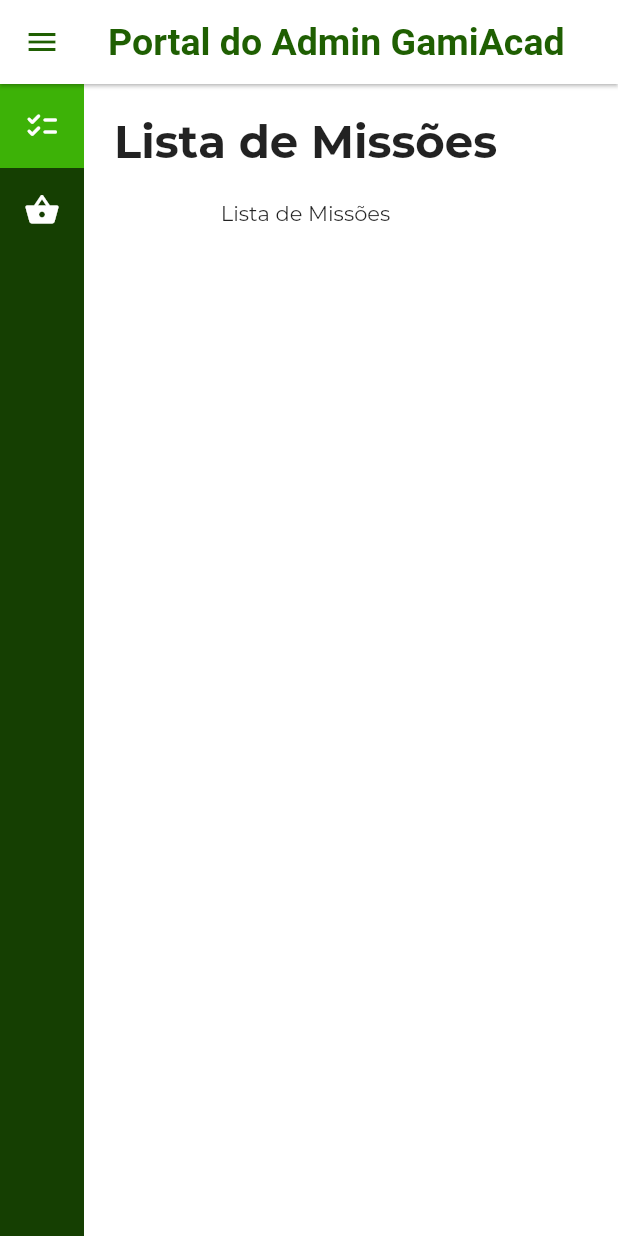
After one commit to DiVasques/gamiacad-web, a Flutter app: the HomeScreen screen opened by its route, on a phone screen of 412 x 824 dp. The commit adds this screen. Run offline on Flutter 3.47's test engine with Material 2 defaults, Android fonts, the phone set to English and light mode, and no system bars; our stand-ins replace dio, flutter_dotenv, flutter_secure_storage; accounts and stored records are empty.

Commit message:
feat: implemented home screen and home drawer (#4)
* feat: implemented home screen and home drawer

* feat: implemented drawerTapFunction unit test

```diff
--- a/lib/main.dart
+++ b/lib/main.dart
@@ -27,8 +27,13 @@ class MainApp extends StatelessWidget {
       theme: ThemeData(
         appBarTheme: const AppBarTheme(
           iconTheme: IconThemeData(color: AppColors.primaryColor),
-          elevation: 0,
-          backgroundColor: Colors.transparent,
+          titleTextStyle: TextStyle(
+            color: AppColors.primaryColor,
+            fontWeight: FontWeight.bold,
+            fontSize: 25,
+          ),
+          elevation: 1,
+          backgroundColor: Colors.white,
           centerTitle: true,
         ),
         bottomNavigationBarTheme: const BottomNavigationBarThemeData(
--- /dev/null
+++ b/lib/ui/controllers/home_controller.dart
@@ -0,0 +1,28 @@
+import 'package:gami_acad_web/ui/controllers/base_controller.dart';
+
+enum SelectedViewState { mission, reward }
+
+class HomeController extends BaseController {
+  SelectedViewState _selectedView = SelectedViewState.mission;
+  SelectedViewState get selectedView => _selectedView;
+  set selectedView(SelectedViewState selectedView) {
+    _selectedView = selectedView;
+    notifyListeners();
+  }
+
+  bool _showOpenedDrawer = false;
+  bool get showOpenedDrawer => _showOpenedDrawer;
+
+  bool _showDrawerText = false;
+  bool get showDrawerText => _showDrawerText;
+  set showDrawerText(bool showDrawerText) {
+    _showDrawerText = showDrawerText;
+    notifyListeners();
+  }
+
+  void drawerTapFunction() {
+    _showDrawerText = false;
+    _showOpenedDrawer = !_showOpenedDrawer;
+    notifyListeners();
+  }
+}
--- /dev/null
+++ b/lib/ui/controllers/mission_controller.dart
@@ -0,0 +1,12 @@
+import 'package:gami_acad_web/ui/controllers/base_controller.dart';
+
+enum MissionViewState { list }
+
+class MissionController extends BaseController {
+  MissionViewState _selectedView = MissionViewState.list;
+  MissionViewState get selectedView => _selectedView;
+  set selectedView(MissionViewState selectedView) {
+    _selectedView = selectedView;
+    notifyListeners();
+  }
+}
--- /dev/null
+++ b/lib/ui/controllers/reward_controller.dart
@@ -0,0 +1,12 @@
+import 'package:gami_acad_web/ui/controllers/base_controller.dart';
+
+enum RewardViewState { list }
+
+class RewardController extends BaseController {
+  RewardViewState _selectedView = RewardViewState.list;
+  RewardViewState get selectedView => _selectedView;
+  set selectedView(RewardViewState selectedView) {
+    _selectedView = selectedView;
+    notifyListeners();
+  }
+}
--- a/lib/ui/routers/generic_router.dart
+++ b/lib/ui/routers/generic_router.dart
@@ -1,4 +1,5 @@
 import 'package:flutter/material.dart';
+import 'package:gami_acad_web/ui/views/home_screen.dart';
 import 'package:gami_acad_web/ui/views/login_screen.dart';
 
 class GenericRouter {
@@ -10,6 +11,9 @@ class GenericRouter {
     switch (settings.name) {
       case loginRoute:
         builder = (BuildContext _) => const LoginScreen();
+        break;
+      case homeRoute:
+        builder = (BuildContext _) => const HomeScreen();
         break;
       default:
         return MaterialPageRoute(
--- a/lib/ui/utils/app_texts.dart
+++ b/lib/ui/utils/app_texts.dart
@@ -6,7 +6,9 @@ class AppTexts {
   static const loginExpired = 'Login Expirado.';
   static const loginExpiredLongText =
       'Entre novamente com suas credenciais para continuar utilizando o aplicativo.';
+  static const missionList = 'Lista de Missões';
   static const ok = 'Ok';
   static const password = 'Senha';
   static const registration = 'CPF';
+  static const rewardList = 'Lista de Recompensas';
 }
--- /dev/null
+++ b/lib/ui/views/base_section_view.dart
@@ -0,0 +1,53 @@
+import 'package:flutter/material.dart';
+import 'package:gami_acad_web/ui/utils/view_state.dart';
+
+class BaseSectionView extends StatelessWidget {
+  final String viewTitle;
+  final Widget errorBody;
+  final Widget loadingBody;
+  final Widget body;
+  final ViewState state;
+  const BaseSectionView({
+    super.key,
+    required this.viewTitle,
+    this.errorBody = const Center(),
+    this.loadingBody = const Center(
+      child: CircularProgressIndicator(),
+    ),
+    required this.body,
+    this.state = ViewState.idle,
+  });
+
+  @override
+  Widget build(BuildContext context) {
+    return Column(
+      children: [
+        Padding(
+          padding: const EdgeInsets.all(20),
+          child: Text(
+            viewTitle,
+            style: const TextStyle(
+              fontWeight: FontWeight.bold,
+              fontSize: 30,
+            ),
+          ),
+        ),
+        Expanded(
+          child: Padding(
+            padding: const EdgeInsets.symmetric(horizontal: 60),
+            child: () {
+              switch (state) {
+                case ViewState.error:
+                  return errorBody;
+                case ViewState.busy:
+                  return loadingBody;
+                case ViewState.idle:
+                  return body;
+              }
+            }(),
+          ),
+        )
+      ],
+    );
+  }
+}
--- /dev/null
+++ b/lib/ui/views/home_screen.dart
@@ -0,0 +1,39 @@
+import 'package:flutter/material.dart';
+import 'package:gami_acad_web/ui/controllers/home_controller.dart';
+import 'package:gami_acad_web/ui/views/mission_view.dart';
+import 'package:gami_acad_web/ui/views/reward_view.dart';
+import 'package:gami_acad_web/ui/widgets/home_app_bar.dart';
+import 'package:gami_acad_web/ui/widgets/home_drawer.dart';
+import 'package:provider/provider.dart';
+
+class HomeScreen extends StatelessWidget {
+  const HomeScreen({super.key});
+
+  @override
+  Widget build(BuildContext context) {
+    return ChangeNotifierProvider(
+      create: (_) => HomeController(),
+      child: Scaffold(
+        appBar: HomeAppBar(),
+        body: Stack(
+          children: [
+            Padding(
+              padding: const EdgeInsets.only(left: 56),
+              child: Consumer<HomeController>(
+                builder: (context, homeController, _) {
+                  switch (homeController.selectedView) {
+                    case SelectedViewState.mission:
+                      return const MissionView();
+                    case SelectedViewState.reward:
+                      return const RewardView();
+                  }
+                },
+              ),
+            ),
+            const HomeDrawer(),
+          ],
+        ),
+      ),
+    );
+  }
+}
--- /dev/null
+++ b/lib/ui/views/mission_list_view.dart
@@ -0,0 +1,24 @@
+import 'package:flutter/material.dart';
+import 'package:gami_acad_web/ui/controllers/mission_controller.dart';
+import 'package:gami_acad_web/ui/utils/app_texts.dart';
+import 'package:gami_acad_web/ui/views/base_section_view.dart';
+import 'package:provider/provider.dart';
+
+class MissionListView extends StatelessWidget {
+  const MissionListView({super.key});
+
+  @override
+  Widget build(BuildContext context) {
+    return Consumer<MissionController>(
+        builder: (context, missionController, _) {
+      return BaseSectionView(
+        viewTitle: AppTexts.missionList,
+        state: missionController.state,
+        errorBody: const Center(
+          child: Text('erro'),
+        ),
+        body: const Text(AppTexts.missionList),
+      );
+    });
+  }
+}
--- /dev/null
+++ b/lib/ui/views/mission_view.dart
@@ -0,0 +1,20 @@
+import 'package:flutter/material.dart';
+import 'package:gami_acad_web/ui/controllers/mission_controller.dart';
+import 'package:gami_acad_web/ui/views/mission_list_view.dart';
+import 'package:provider/provider.dart';
+
+class MissionView extends StatelessWidget {
+  const MissionView({super.key});
+
+  @override
+  Widget build(BuildContext context) {
+    return ChangeNotifierProvider(
+      create: (_) => MissionController(),
+      child: Consumer<MissionController>(
+        builder: (context, missionController, _) {
+          return const MissionListView();
+        },
+      ),
+    );
+  }
+}
--- /dev/null
+++ b/lib/ui/views/reward_list_view.dart
@@ -0,0 +1,23 @@
+import 'package:flutter/material.dart';
+import 'package:gami_acad_web/ui/controllers/reward_controller.dart';
+import 'package:gami_acad_web/ui/utils/app_texts.dart';
+import 'package:gami_acad_web/ui/views/base_section_view.dart';
+import 'package:provider/provider.dart';
+
+class RewardListView extends StatelessWidget {
+  const RewardListView({super.key});
+
+  @override
+  Widget build(BuildContext context) {
+    return Consumer<RewardController>(builder: (context, rewardController, _) {
+      return BaseSectionView(
+        viewTitle: AppTexts.rewardList,
+        state: rewardController.state,
+        errorBody: const Center(
+          child: Text('erro'),
+        ),
+        body: const Text(AppTexts.rewardList),
+      );
+    });
+  }
+}
--- /dev/null
+++ b/lib/ui/views/reward_view.dart
@@ -0,0 +1,20 @@
+import 'package:flutter/material.dart';
+import 'package:gami_acad_web/ui/controllers/reward_controller.dart';
+import 'package:gami_acad_web/ui/views/reward_list_view.dart';
+import 'package:provider/provider.dart';
+
+class RewardView extends StatelessWidget {
+  const RewardView({super.key});
+
+  @override
+  Widget build(BuildContext context) {
+    return ChangeNotifierProvider(
+      create: (_) => RewardController(),
+      child: Consumer<RewardController>(
+        builder: (context, rewardController, _) {
+          return const RewardListView();
+        },
+      ),
+    );
+  }
+}
--- /dev/null
+++ b/lib/ui/widgets/home_app_bar.dart
@@ -0,0 +1,25 @@
+import 'package:flutter/material.dart';
+import 'package:gami_acad_web/ui/controllers/home_controller.dart';
+import 'package:gami_acad_web/ui/utils/app_texts.dart';
+import 'package:provider/provider.dart';
+
+class HomeAppBar extends AppBar {
+  HomeAppBar({super.key})
+      : super(
+          title: const Text(AppTexts.gamiAcadLongTitle),
+          leading: Consumer<HomeController>(
+            builder: (context, homeController, _) {
+              return InkWell(
+                onTap: homeController.drawerTapFunction,
+                child: const Center(
+                  child: SizedBox(
+                    width: 100,
+                    height: 100,
+                    child: Icon(Icons.menu),
+                  ),
+                ),
+              );
+            },
+          ),
+        );
+}
--- /dev/null
+++ b/lib/ui/widgets/home_drawer.dart
@@ -0,0 +1,68 @@
+import 'package:flutter/material.dart';
+import 'package:gami_acad_web/ui/controllers/home_controller.dart';
+import 'package:gami_acad_web/ui/utils/app_colors.dart';
+import 'package:gami_acad_web/ui/utils/app_texts.dart';
+import 'package:gami_acad_web/ui/widgets/home_drawer_item.dart';
+import 'package:provider/provider.dart';
+
+class HomeDrawer extends StatelessWidget {
+  final int drawerSize = 56;
+  final double drawerTextWidth = 200;
+  final Duration animationDuration = const Duration(milliseconds: 300);
+  final Curve animationCurve = Curves.fastOutSlowIn;
+  const HomeDrawer({super.key});
+
+  @override
+  Widget build(BuildContext context) {
+    return Consumer<HomeController>(builder: (context, homeController, _) {
+      return Row(
+        children: <Widget>[
+          Column(
+            mainAxisAlignment: MainAxisAlignment.start,
+            crossAxisAlignment: CrossAxisAlignment.start,
+            children: [
+              HomeDrawerItem(
+                drawerSize: drawerSize,
+                drawerTextWidth: drawerTextWidth,
+                animationDuration: animationDuration,
+                animationCurve: animationCurve,
+                icon: Icons.checklist_rounded,
+                drawerTitle: AppTexts.missionList,
+                viewState: SelectedViewState.mission,
+              ),
+              HomeDrawerItem(
+                drawerSize: drawerSize,
+                drawerTextWidth: drawerTextWidth,
+                animationDuration: animationDuration,
+                animationCurve: animationCurve,
+                icon: Icons.shopping_basket_rounded,
+                drawerTitle: AppTexts.rewardList,
+                viewState: SelectedViewState.reward,
+              ),
+              Expanded(
+                child: GestureDetector(
+                  onTap: homeController.drawerTapFunction,
+                  child: AnimatedContainer(
+                    curve: animationCurve,
+                    duration: animationDuration,
+                    width: homeController.showOpenedDrawer
+                        ? drawerTextWidth + 56
+                        : 56,
+                    color: AppColors.darkerPrimaryColor,
+                  ),
+                ),
+              )
+            ],
+          ),
+          homeController.showOpenedDrawer
+              ? Expanded(
+                  child: GestureDetector(
+                    onTap: homeController.drawerTapFunction,
+                  ),
+                )
+              : Container(),
+        ],
+      );
+    });
+  }
+}
--- /dev/null
+++ b/lib/ui/widgets/home_drawer_item.dart
@@ -0,0 +1,89 @@
+import 'package:flutter/material.dart';
+import 'package:gami_acad_web/ui/controllers/home_controller.dart';
+import 'package:gami_acad_web/ui/utils/app_colors.dart';
+import 'package:provider/provider.dart';
+
+class HomeDrawerItem extends StatelessWidget {
+  final int drawerSize;
+  final double drawerTextWidth;
+  final Duration animationDuration;
+  final Curve animationCurve;
+  final IconData icon;
+  final String drawerTitle;
+  final SelectedViewState viewState;
+  const HomeDrawerItem({
+    super.key,
+    required this.drawerSize,
+    required this.drawerTextWidth,
+    required this.animationDuration,
+    required this.animationCurve,
+    required this.icon,
+    required this.drawerTitle,
+    required this.viewState,
+  });
+
+  @override
+  Widget build(BuildContext context) {
+    Color getColor(SelectedViewState selectedView) {
+      if (viewState == selectedView) {
+        return AppColors.lighterPrimaryColor;
+      }
+      return AppColors.darkerPrimaryColor;
+    }
+
+    return Consumer<HomeController>(
+      builder: (context, homeController, _) {
+        return Row(
+          children: <Widget>[
+            InkWell(
+              onTap: () {
+                homeController.selectedView = viewState;
+                if (homeController.showOpenedDrawer) {
+                  homeController.drawerTapFunction();
+                }
+              },
+              child: Container(
+                width: 56,
+                height: 56,
+                color: getColor(homeController.selectedView),
+                child: Icon(
+                  icon,
+                  color: Colors.white,
+                ),
+              ),
+            ),
+            InkWell(
+              onTap: () {
+                homeController.selectedView = viewState;
+                if (homeController.showOpenedDrawer) {
+                  homeController.drawerTapFunction();
+                }
+              },
+              child: AnimatedContainer(
+                curve: animationCurve,
+                alignment: Alignment.center,
+                duration: animationDuration,
+                width: homeController.showOpenedDrawer ? drawerTextWidth : 0,
+                height: 56,
+                color: getColor(homeController.selectedView),
+                onEnd: () {
+                  homeController.showDrawerText = true;
+                },
+                child: homeController.showOpenedDrawer
+                    ? Text(
+                        homeController.showDrawerText ? drawerTitle : '',
+                        textAlign: TextAlign.center,
+                        style: const TextStyle(
+                          color: Colors.white,
+                          fontWeight: FontWeight.bold,
+                        ),
+                      )
+                    : null,
+              ),
+            ),
+          ],
+        );
+      },
+    );
+  }
+}
```
Also changed, not shown: 1 other file.
